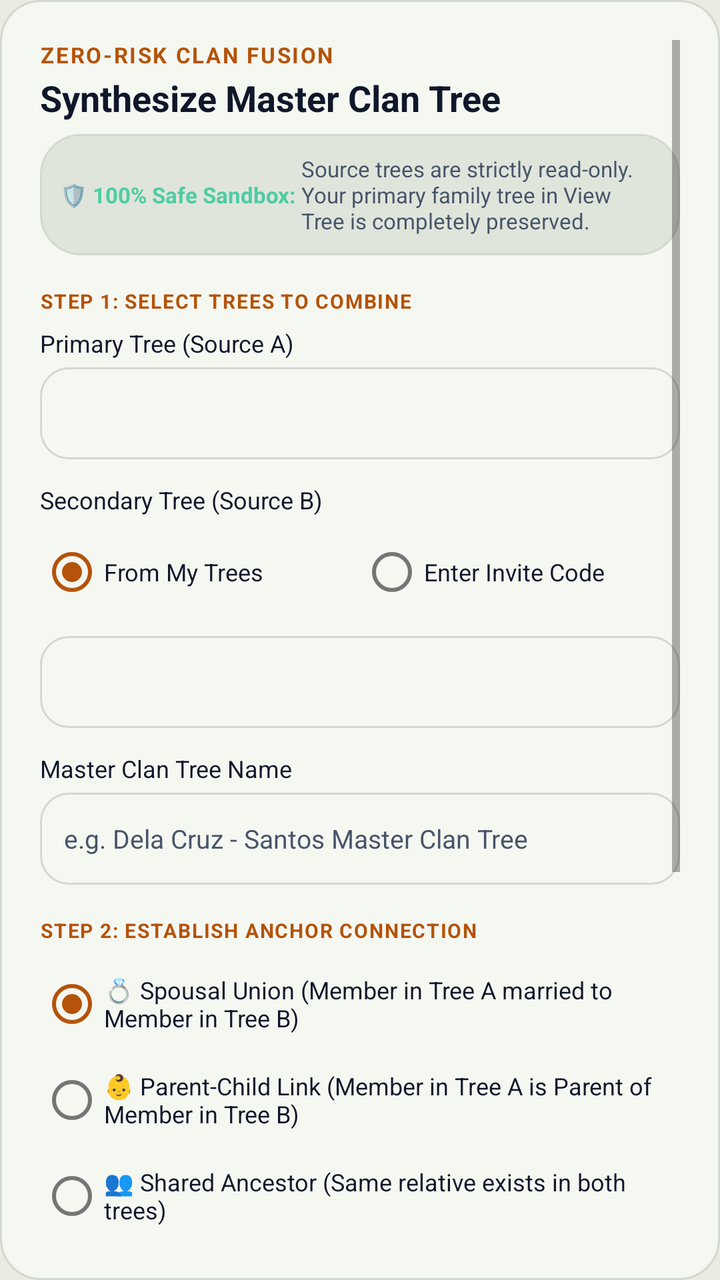
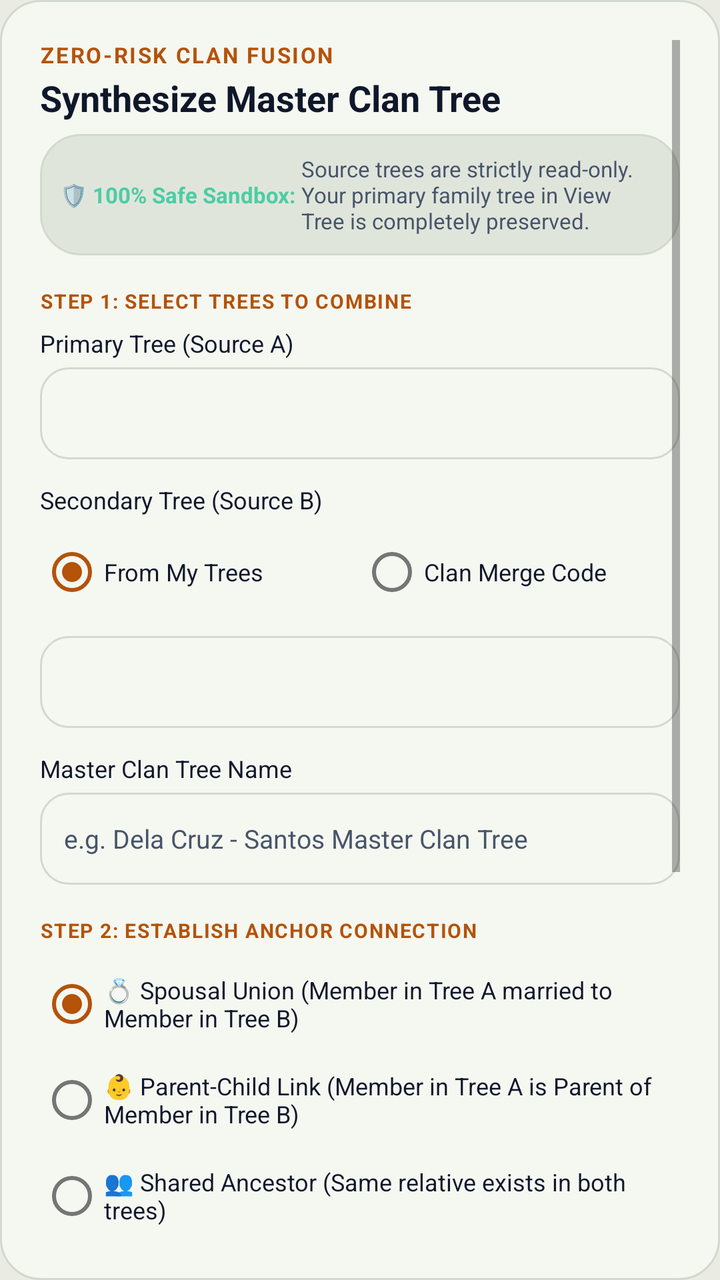

Two renders of the same Android screen: before a commit and after it. Below are the layout's source before the change and the commit's diff.
<!-- AndroidManifest.xml: application theme Theme.BTProject2 -->
<!-- res/layout/dialog_synthesize_clan_tree.xml -->
<?xml version="1.0" encoding="utf-8"?>
<ScrollView xmlns:android="http://schemas.android.com/apk/res/android"
    xmlns:app="http://schemas.android.com/apk/res-auto"
    android:layout_width="match_parent"
    android:layout_height="wrap_content"
    android:background="@drawable/bg_forest_card"
    android:padding="20dp">

    <LinearLayout
        android:layout_width="match_parent"
        android:layout_height="wrap_content"
        android:orientation="vertical">

        
        <TextView
            android:layout_width="wrap_content"
            android:layout_height="wrap_content"
            android:text="ZERO-RISK CLAN FUSION"
            android:textSize="11sp"
            android:textStyle="bold"
            android:textColor="@color/gold_accent"
            android:letterSpacing="0.08"
            android:layout_marginBottom="2dp" />

        <TextView
            android:layout_width="wrap_content"
            android:layout_height="wrap_content"
            android:text="Synthesize Master Clan Tree"
            android:textSize="18sp"
            android:textStyle="bold"
            android:textColor="@color/text_primary"
            android:layout_marginBottom="6dp" />

        
        <LinearLayout
            android:layout_width="match_parent"
            android:layout_height="wrap_content"
            android:orientation="horizontal"
            android:background="@drawable/badge_pill_dark"
            android:padding="10dp"
            android:gravity="center_vertical"
            android:layout_marginBottom="16dp">

            <TextView
                android:layout_width="wrap_content"
                android:layout_height="wrap_content"
                android:text="🛡️ 100% Safe Sandbox: "
                android:textSize="11sp"
                android:textStyle="bold"
                android:textColor="#4ECCA3" />

            <TextView
                android:layout_width="0dp"
                android:layout_height="wrap_content"
                android:layout_weight="1"
                android:text="Source trees are strictly read-only. Your primary family tree in View Tree is completely preserved."
                android:textSize="11sp"
                android:textColor="@color/text_secondary" />
        </LinearLayout>

        
        <TextView
            android:layout_width="wrap_content"
            android:layout_height="wrap_content"
            android:text="STEP 1: SELECT TREES TO COMBINE"
            android:textSize="10sp"
            android:textStyle="bold"
            android:textColor="@color/gold_accent"
            android:letterSpacing="0.06"
            android:layout_marginBottom="6dp" />

        
        <TextView
            android:layout_width="wrap_content"
            android:layout_height="wrap_content"
            android:text="Primary Tree (Source A)"
            android:textSize="12sp"
            android:textColor="@color/text_primary"
            android:layout_marginBottom="4dp" />

        <Spinner
            android:id="@+id/spinnerTree1"
            android:layout_width="match_parent"
            android:layout_height="46dp"
            android:background="@drawable/input_bg_filled"
            android:layout_marginBottom="12dp" />

        
        <TextView
            android:layout_width="wrap_content"
            android:layout_height="wrap_content"
            android:text="Secondary Tree (Source B)"
            android:textSize="12sp"
            android:textColor="@color/text_primary"
            android:layout_marginBottom="4dp" />

        <RadioGroup
            android:id="@+id/rgTree2Source"
            android:layout_width="match_parent"
            android:layout_height="wrap_content"
            android:orientation="horizontal"
            android:layout_marginBottom="8dp">

            <RadioButton
                android:id="@+id/rbTree2MyTrees"
                android:layout_width="0dp"
                android:layout_height="wrap_content"
                android:layout_weight="1"
                android:text="From My Trees"
                android:textSize="12sp"
                android:textColor="@color/text_primary"
                android:checked="true" />

            <RadioButton
                android:id="@+id/rbTree2InviteCode"
                android:layout_width="0dp"
                android:layout_height="wrap_content"
                android:layout_weight="1"
                android:text="Enter Invite Code"
                android:textSize="12sp"
                android:textColor="@color/text_primary" />
        </RadioGroup>

        <Spinner
            android:id="@+id/spinnerTree2"
            android:layout_width="match_parent"
            android:layout_height="46dp"
            android:background="@drawable/input_bg_filled"
            android:layout_marginBottom="12dp" />

        
        <LinearLayout
            android:id="@+id/layoutTree2InviteCode"
            android:layout_width="match_parent"
            android:layout_height="wrap_content"
            android:orientation="vertical"
            android:visibility="gone"
            android:layout_marginBottom="12dp">

            <LinearLayout
                android:layout_width="match_parent"
                android:layout_height="wrap_content"
                android:orientation="horizontal"
                android:gravity="center_vertical">

                <EditText
                    android:id="@+id/etTree2InviteCode"
                    android:layout_width="0dp"
                    android:layout_height="46dp"
                    android:layout_weight="1"
                    android:background="@drawable/input_bg_filled"
                    android:hint="6-Character Code (e.g. 5SRQJU)"
                    android:textColorHint="@color/text_secondary"
                    android:textColor="@color/text_primary"
                    android:textSize="13sp"
                    android:paddingStart="12dp"
                    android:paddingEnd="12dp"
                    android:maxLines="1"
                    android:textAllCaps="true" />

                <Button
                    android:id="@+id/btnLookupInviteCode"
                    android:layout_width="wrap_content"
                    android:layout_height="46dp"
                    android:layout_marginStart="8dp"
                    android:text="Verify"
                    android:textSize="12sp"
                    android:textColor="#0A1B12"
                    android:background="@drawable/btn_gold_primary"
                    android:textAllCaps="false" />
            </LinearLayout>

            <TextView
                android:id="@+id/tvInviteCodeResult"
                android:layout_width="wrap_content"
                android:layout_height="wrap_content"
                android:text=""
                android:textSize="11sp"
                android:textColor="#4ECCA3"
                android:layout_marginTop="4dp"
                android:visibility="gone" />
        </LinearLayout>

        
        <TextView
            android:layout_width="wrap_content"
            android:layout_height="wrap_content"
            android:text="Master Clan Tree Name"
            android:textSize="12sp"
            android:textColor="@color/text_primary"
            android:layout_marginBottom="4dp" />

        <EditText
            android:id="@+id/etMasterTreeName"
            android:layout_width="match_parent"
            android:layout_height="46dp"
            android:background="@drawable/input_bg_filled"
            android:hint="e.g. Dela Cruz - Santos Master Clan Tree"
            android:textColorHint="@color/text_secondary"
            android:textColor="@color/text_primary"
            android:textSize="13sp"
            android:paddingStart="12dp"
            android:paddingEnd="12dp"
            android:maxLines="1"
            android:layout_marginBottom="16dp" />

        
        <TextView
            android:layout_width="wrap_content"
            android:layout_height="wrap_content"
            android:text="STEP 2: ESTABLISH ANCHOR CONNECTION"
            android:textSize="10sp"
            android:textStyle="bold"
            android:textColor="@color/gold_accent"
            android:letterSpacing="0.06"
            android:layout_marginBottom="6dp" />

        <RadioGroup
            android:id="@+id/rgBridgeType"
            android:layout_width="match_parent"
            android:layout_height="wrap_content"
            android:orientation="vertical"
            android:layout_marginBottom="12dp">

            <RadioButton
                android:id="@+id/rbBridgeSpouse"
                android:layout_width="match_parent"
                android:layout_height="wrap_content"
                android:text="💍 Spousal Union (Member in Tree A married to Member in Tree B)"
                android:textSize="12sp"
                android:textColor="@color/text_primary"
                android:checked="true" />

            <RadioButton
                android:id="@+id/rbBridgeParentChild"
                android:layout_width="match_parent"
                android:layout_height="wrap_content"
                android:text="👶 Parent-Child Link (Member in Tree A is Parent of Member in Tree B)"
                android:textSize="12sp"
                android:textColor="@color/text_primary" />

            <RadioButton
                android:id="@+id/rbBridgeSharedAncestor"
                android:layout_width="match_parent"
                android:layout_height="wrap_content"
                android:text="👥 Shared Ancestor (Same relative exists in both trees)"
                android:textSize="12sp"
                android:textColor="@color/text_primary" />
        </RadioGroup>

        
        <TextView
            android:id="@+id/tvAnchor1Label"
            android:layout_width="wrap_content"
            android:layout_height="wrap_content"
            android:text="Member from Tree A"
            android:textSize="12sp"
            android:textColor="@color/text_primary"
            android:layout_marginBottom="4dp" />

        <Spinner
            android:id="@+id/spinnerAnchorPerson1"
            android:layout_width="match_parent"
            android:layout_height="46dp"
            android:background="@drawable/input_bg_filled"
            android:layout_marginBottom="12dp" />

        <TextView
            android:id="@+id/tvAnchor2Label"
            android:layout_width="wrap_content"
            android:layout_height="wrap_content"
            android:text="Member from Tree B"
            android:textSize="12sp"
            android:textColor="@color/text_primary"
            android:layout_marginBottom="4dp" />

        <Spinner
            android:id="@+id/spinnerAnchorPerson2"
            android:layout_width="match_parent"
            android:layout_height="46dp"
            android:background="@drawable/input_bg_filled"
            android:layout_marginBottom="14dp" />

        
        <LinearLayout
            android:id="@+id/layoutValidationWarning"
            android:layout_width="match_parent"
            android:layout_height="wrap_content"
            android:orientation="horizontal"
            android:background="#331A1A"
            android:padding="10dp"
            android:gravity="center_vertical"
            android:visibility="gone"
            android:layout_marginBottom="14dp">

            <TextView
                android:layout_width="wrap_content"
                android:layout_height="wrap_content"
                android:text="⚠️ "
                android:textSize="13sp" />

            <TextView
                android:id="@+id/tvValidationWarningText"
                android:layout_width="0dp"
                android:layout_height="wrap_content"
                android:layout_weight="1"
                android:text="Relationship violates Philippine Family Code or creates a cycle."
                android:textSize="11sp"
                android:textColor="#FF6B6B" />
        </LinearLayout>

        
        <TextView
            android:id="@+id/tvSynthesisSummary"
            android:layout_width="match_parent"
            android:layout_height="wrap_content"
            android:text="Ready to synthesize. Tree A &amp; Tree B will remain unchanged."
            android:textSize="11sp"
            android:textColor="@color/text_secondary"
            android:layout_marginBottom="16dp" />

        
        <ProgressBar
            android:id="@+id/progressBarSynthesis"
            android:layout_width="wrap_content"
            android:layout_height="wrap_content"
            android:layout_gravity="center"
            android:indeterminateTint="@color/gold_accent"
            android:visibility="gone"
            android:layout_marginBottom="14dp" />

        
        <Button
            android:id="@+id/btnExecuteSynthesis"
            android:layout_width="match_parent"
            android:layout_height="48dp"
            android:text="🛡️  Generate Master Clan Tree C"
            android:textSize="13sp"
            android:textStyle="bold"
            android:textColor="#0A1B12"
            android:background="@drawable/btn_gold_primary"
            app:backgroundTint="@null"
            android:textAllCaps="false"
            android:layout_marginBottom="8dp" />

        <Button
            android:id="@+id/btnCancelSynthesis"
            android:layout_width="match_parent"
            android:layout_height="44dp"
            android:text="Cancel"
            android:textSize="13sp"
            android:textColor="#C2C7C4"
            android:background="@drawable/badge_pill_dark"
            app:backgroundTint="@null"
            android:textAllCaps="false" />

    </LinearLayout>
</ScrollView>
<!-- resources referenced by this layout -->
<resources>
  <color name="gold_accent">#B45309</color>
  <color name="text_primary">#0F172A</color>
  <color name="text_secondary">#475569</color>
  <!-- drawable badge_pill_dark (drawable) -->
  <?xml version="1.0" encoding="utf-8"?>
  <shape xmlns:android="http://schemas.android.com/apk/res/android"
      android:shape="rectangle">
      <solid android:color="@color/forest_card_light" />
      <corners android:radius="20dp" />
      <stroke
          android:width="1dp"
          android:color="@color/forest_card_border" />
  </shape>
  <!-- drawable bg_forest_card (drawable) -->
  <?xml version="1.0" encoding="utf-8"?>
  <shape xmlns:android="http://schemas.android.com/apk/res/android"
      android:shape="rectangle">
      <solid android:color="@color/forest_card" />
      <corners android:radius="20dp" />
      <stroke
          android:width="1dp"
          android:color="@color/forest_card_border" />
  </shape>
  <!-- drawable btn_gold_primary (drawable) -->
  <?xml version="1.0" encoding="utf-8"?>
  <ripple xmlns:android="http://schemas.android.com/apk/res/android"
      android:color="#40FFFFFF">
      <item>
          <shape android:shape="rectangle">
              <solid android:color="@color/gold_accent" />
              <corners android:radius="14dp" />
          </shape>
      </item>
  </ripple>
  <!-- drawable input_bg_filled (drawable) -->
  <?xml version="1.0" encoding="utf-8"?>
  <shape xmlns:android="http://schemas.android.com/apk/res/android"
      android:shape="rectangle">
      <solid android:color="@color/forest_card" />
      <corners android:radius="14dp" />
      <stroke android:width="1dp" android:color="@color/forest_card_border" />
  </shape>
  <style name="Theme.BTProject2" parent="Theme.MaterialComponents.DayNight.NoActionBar">
          <item name="colorPrimary">@color/gold_accent</item>
          <item name="colorPrimaryDark">@color/gold_accent_dark</item>
          <item name="colorAccent">@color/gold_accent</item>
          <item name="android:windowBackground">@color/forest_bg</item>
          <item name="android:statusBarColor">@color/forest_bg</item>
          <item name="android:windowLightStatusBar">true</item>
      </style>
  <color name="forest_card_light">#E0E5DC</color>
  <color name="forest_card_border">#D2D9CE</color>
  <color name="forest_card">#F5F7F1</color>
  <color name="gold_accent_dark">#78350F</color>
  <color name="forest_bg">#EAECE4</color>
</resources>

<!-- the commit's change to res/layout/dialog_synthesize_clan_tree.xml (unified diff, before → after) -->
@@ -116,7 +116,7 @@
                 android:layout_width="0dp"
                 android:layout_height="wrap_content"
                 android:layout_weight="1"
-                android:text="Enter Invite Code"
+                android:text="Clan Merge Code"
                 android:textSize="12sp"
                 android:textColor="@color/text_primary" />
         </RadioGroup>
@@ -149,7 +149,7 @@
                     android:layout_height="46dp"
                     android:layout_weight="1"
                     android:background="@drawable/input_bg_filled"
-                    android:hint="6-Character Code (e.g. 5SRQJU)"
+                    android:hint="6-Char Merge Code (e.g. M8PQ3X)"
                     android:textColorHint="@color/text_secondary"
                     android:textColor="@color/text_primary"
                     android:textSize="13sp"
@@ -167,6 +167,7 @@
                     android:textSize="12sp"
                     android:textColor="#0A1B12"
                     android:background="@drawable/btn_gold_primary"
+                    app:backgroundTint="@null"
                     android:textAllCaps="false" />
             </LinearLayout>
 
@@ -179,6 +180,14 @@
                 android:textColor="#4ECCA3"
                 android:layout_marginTop="4dp"
                 android:visibility="gone" />
+
+            <TextView
+                android:layout_width="wrap_content"
+                android:layout_height="wrap_content"
+                android:text="💡 The other tree's owner can find their Clan Merge Code directly in their Merged Clan Space screen."
+                android:textSize="11sp"
+                android:textColor="@color/dark_subtext"
+                android:layout_marginTop="6dp" />
         </LinearLayout>
 
         
<!-- resource entries referenced after the edit -->
@@ -1,5 +1,6 @@
 <!-- resources referenced by this layout -->
 <resources>
+  <color name="dark_subtext">#57635A</color>
   <color name="gold_accent">#B45309</color>
   <color name="text_primary">#0F172A</color>
   <color name="text_secondary">#475569</color>
